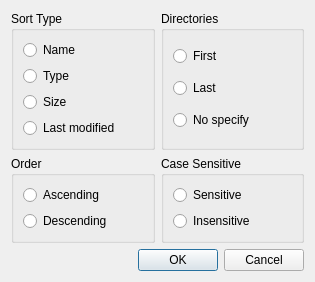
haraki/farman, file sortdialog.ui: the form before one commit.
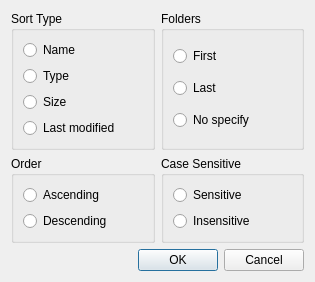
The form after the commit.

Commit message: renamed Directories -> Folders

```diff
--- a/sortdialog.ui
+++ b/sortdialog.ui
@@ -69,7 +69,7 @@
    <item row="0" column="1">
     <widget class="QGroupBox" name="dirGroupBox">
      <property name="title">
-      <string>Directories</string>
+      <string>Folders</string>
      </property>
      <layout class="QVBoxLayout" name="verticalLayout_2">
       <item>
```
